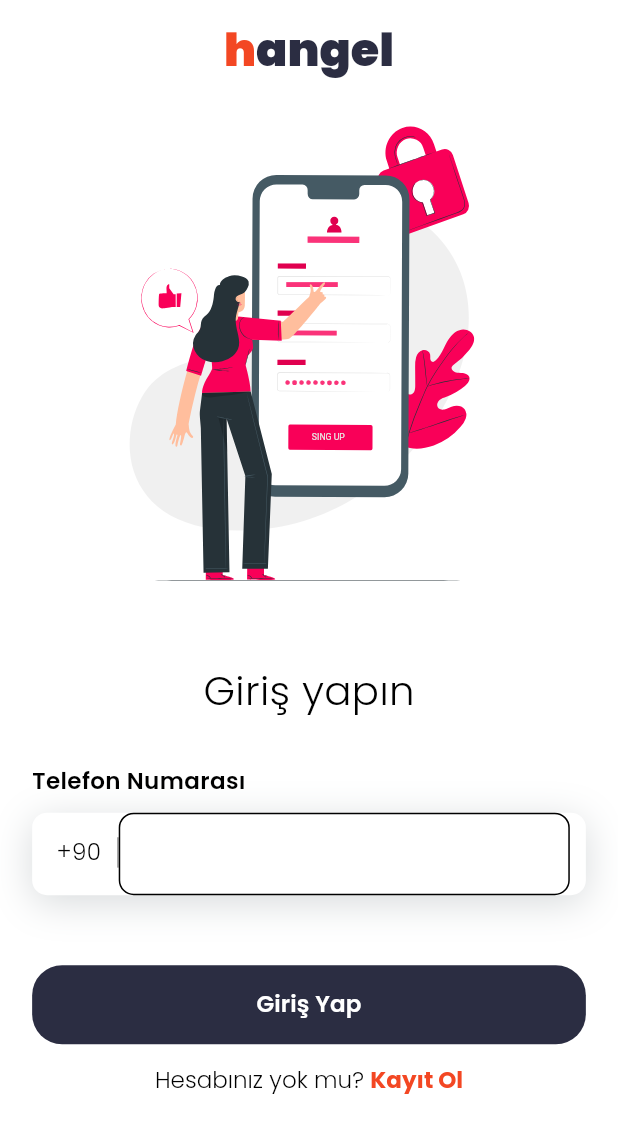
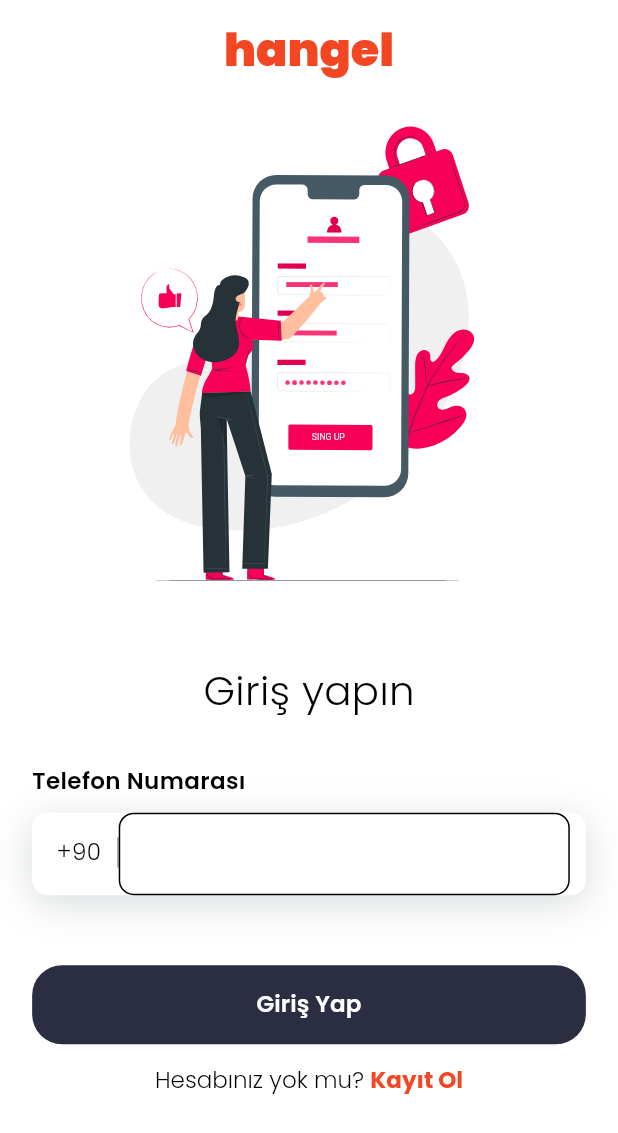
Before and after one commit to hangelapp/Hangel-App, a Flutter app: the screen it shows after launch, on a phone screen of 412 x 824 dp. Shown: the top 1133 px of the screen. Run offline on Flutter 3.47's test engine with Material 3 defaults, Android fonts, the light colour scheme and no system bars; our stand-ins replace cached_network_image, cloud_firestore, dio, file_picker, firebase_auth, firebase_core and 12 more; missing offline and left inert: firebase_pagination, iban, mailer; accounts and stored records are empty.

```diff
--- a/hangel/lib/constants/app_theme.dart
+++ b/hangel/lib/constants/app_theme.dart
@@ -5,7 +5,7 @@
   // static const Color primaryColor = Color(0xFFF90058);
   // static const Color primaryColor = Color(0xFF39ff14);
   static const Color primaryColor = Color(0xFFF34723);
-  static const Color secondaryColor = Color(0xFF2B2D42);
+  static const Color secondaryColor = Color(0xFF1F1F1F);
   static const Color darkBlue = Color(0xFF37474F);
   static const Color red = Color(0xFFFF5964);
   static const Color errorRed = Color(0xFFff686b);
--- a/hangel/lib/widgets/app_name_widget.dart
+++ b/hangel/lib/widgets/app_name_widget.dart
@@ -23,7 +23,7 @@
           TextSpan(
             text: "angel",
             style: AppTheme.blackTextStyle(context, fontSize,
-                color: secondaryColor),
+                color: color),
           ),
         ],
       ),
--- a/hangel/pubspec.yaml
+++ b/hangel/pubspec.yaml
@@ -16,7 +16,7 @@
 # https://developer.apple.com/library/archive/documentation/General/Reference/InfoPlistKeyReference/Articles/CoreFoundationKeys.html
 # In Windows, build-name is used as the major, minor, and patch parts
 # of the product and file versions while build-number is used as the build suffix.
-version: 1.0.0+9
+version: 1.0.0+11
 
 environment:
   sdk: ">=3.1.0 <4.0.0"
```
Also changed, not shown: 24 other files.
